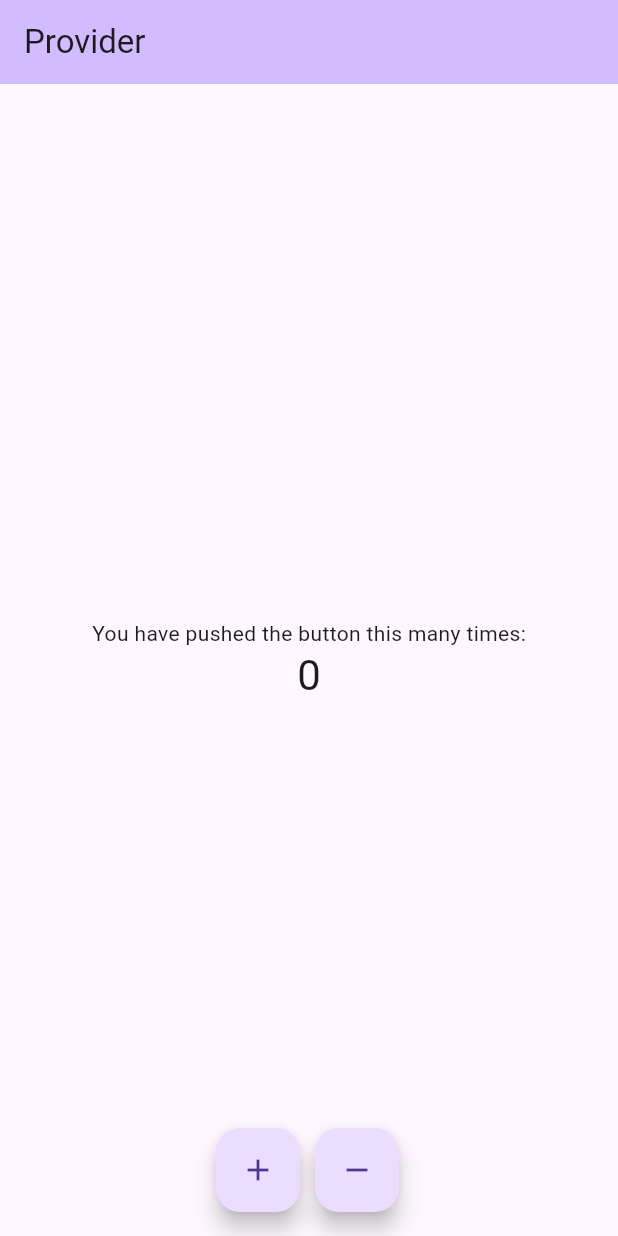
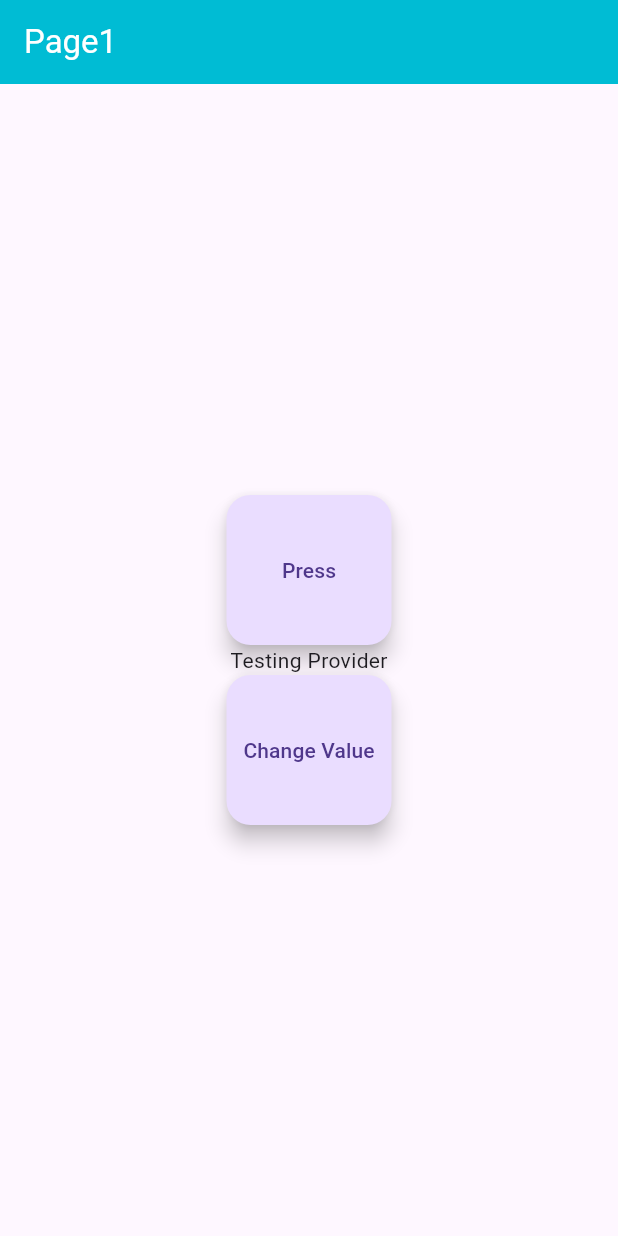
Before and after one commit to Ameer-Anas99/basic_provider, a Flutter app: the screen it shows after launch, on a phone screen of 412 x 824 dp. Run offline on Flutter 3.47's test engine with Material 3 defaults, Android fonts, the phone set to English and light mode, and no system bars.

Commit message:
change value

```diff
--- a/lib/counter.dart
+++ b/lib/controller/provider.dart
@@ -1,6 +1,6 @@
 import 'package:flutter/material.dart';
 
-class CounterNotifier extends ChangeNotifier {
+class ProviderNotifier with ChangeNotifier {
   int _counter = 0;
   int get counter => _counter;
   void increment() {
@@ -12,4 +12,11 @@ class CounterNotifier extends ChangeNotifier {
     _counter--;
     notifyListeners();
   }
+
+  String provider = "Testing Provider";
+
+  void changevalue() {
+    provider = "Value Changed";
+    notifyListeners();
+  }
 }
--- a/lib/main.dart
+++ b/lib/main.dart
@@ -1,7 +1,8 @@
 import 'package:flutter/material.dart';
 import 'package:provider/provider.dart';
-import 'package:provider_tutorial/counter.dart';
-import 'package:provider_tutorial/counterui.dart';
+import 'package:provider_tutorial/controller/provider.dart';
+import 'package:provider_tutorial/view/counter/counterui.dart';
+import 'package:provider_tutorial/view/changepages/page1.dart';
 
 void main() {
   runApp(const MyApp());
@@ -14,11 +15,12 @@ class MyApp extends StatelessWidget {
   Widget build(BuildContext context) {
     return MultiProvider(
       providers: [
-        ChangeNotifierProvider(create: (_) => CounterNotifier()),
+        ChangeNotifierProvider(create: (_) => ProviderNotifier()),
       ],
       child: MaterialApp(
         debugShowCheckedModeBanner: false,
-        home: const MyHomePage(),
+        home: page1(),
+        // counterapp(),
       ),
     );
   }
--- /dev/null
+++ b/lib/view/changepages/page1.dart
@@ -0,0 +1,56 @@
+import 'package:flutter/material.dart';
+import 'package:provider/provider.dart';
+import 'package:provider_tutorial/controller/provider.dart';
+import 'package:provider_tutorial/view/changepages/page2.dart';
+
+class page1 extends StatefulWidget {
+  const page1({super.key});
+
+  @override
+  State<page1> createState() => _page1State();
+}
+
+class _page1State extends State<page1> {
+  @override
+  Widget build(BuildContext context) {
+    return Scaffold(
+      appBar: AppBar(
+        title: Text(
+          'Page1',
+          style: TextStyle(color: Colors.white),
+        ),
+        backgroundColor: Colors.cyan,
+      ),
+      body: Center(
+        child: Column(
+          mainAxisAlignment: MainAxisAlignment.center,
+          children: [
+            Container(
+              height: 100,
+              width: 110,
+              child: FloatingActionButton(
+                  onPressed: () => Navigator.of(context).push(
+                        MaterialPageRoute(
+                          builder: (context) => page2(),
+                        ),
+                      ),
+                  child: Text("Press")),
+            ),
+            Text(Provider.of<ProviderNotifier>(context).provider),
+            Container(
+              height: 100,
+              width: 110,
+              child: FloatingActionButton(
+                onPressed: () {
+                  Provider.of<ProviderNotifier>(context, listen: false)
+                      .changevalue();
+                },
+                child: Text("Change Value"),
+              ),
+            ),
+          ],
+        ),
+      ),
+    );
+  }
+}
--- a/lib/counterui.dart
+++ b/lib/view/counter/counterui.dart
@@ -1,15 +1,15 @@
 import 'package:flutter/material.dart';
 import 'package:provider/provider.dart';
-import 'package:provider_tutorial/counter.dart';
+import 'package:provider_tutorial/controller/provider.dart';
 
-class MyHomePage extends StatefulWidget {
-  const MyHomePage({super.key});
+class counterapp extends StatefulWidget {
+  const counterapp({super.key});
 
   @override
-  State<MyHomePage> createState() => _MyHomePageState();
+  State<counterapp> createState() => _counterappState();
 }
 
-class _MyHomePageState extends State<MyHomePage> {
+class _counterappState extends State<counterapp> {
   // int _counter = 0;
 
   // void _incrementCounter() {
@@ -20,7 +20,7 @@ class _MyHomePageState extends State<MyHomePage> {
 
   @override
   Widget build(BuildContext context) {
-    final counterData = Provider.of<CounterNotifier>(context, listen: false);
+    final counterData = Provider.of<ProviderNotifier>(context, listen: false);
     print('Running my app');
     return Scaffold(
       appBar: AppBar(
@@ -34,7 +34,7 @@ class _MyHomePageState extends State<MyHomePage> {
             const Text(
               'You have pushed the button this many times:',
             ),
-            Consumer<CounterNotifier>(builder: (context, data, _) {
+            Consumer<ProviderNotifier>(builder: (context, data, _) {
               return Text(
                 data.counter.toString(),
                 style: Theme.of(context).textTheme.headlineMedium,
```
Also changed, not shown: lib/view/changepages/page2.dart (added, +56 -0 lines), lib/view/changepages/page3.dart (added, +57 -0 lines).
